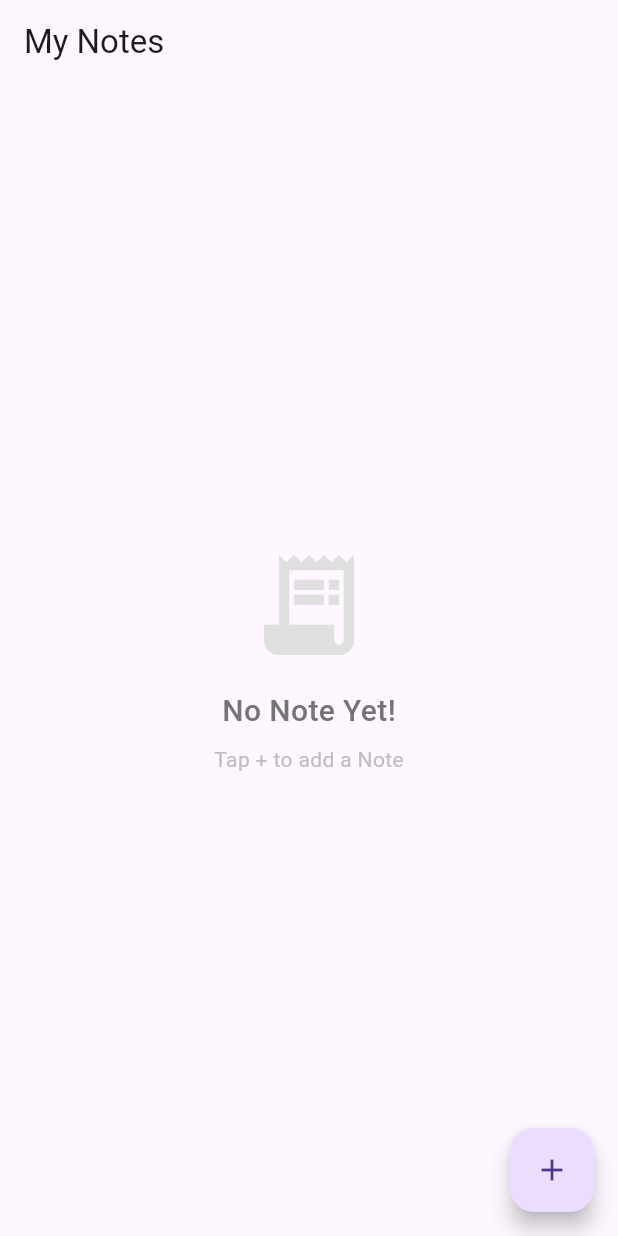
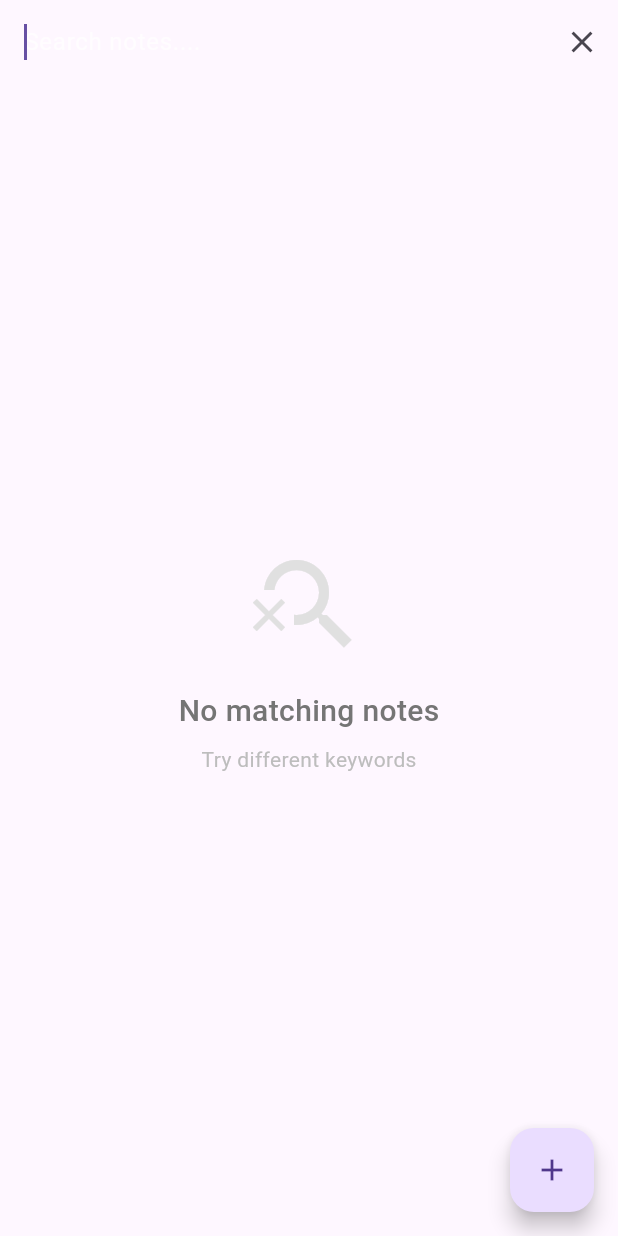
Before and after one commit to ATM-Codes/note_taking_app, a Flutter app: the screen it shows after launch, on a phone screen of 412 x 824 dp. Run offline on Flutter 3.47's test engine with Material 3 defaults, Android fonts, the phone set to English and light mode, and no system bars; our stand-ins replace sqflite; accounts and stored records are empty.

Commit message:
feat: add real-time search functionality with filter by title and content

```diff
--- a/lib/screens/home_screen.dart
+++ b/lib/screens/home_screen.dart
@@ -13,7 +13,10 @@ class HomeScreen extends StatefulWidget {
 class _HomeScreenState extends State<HomeScreen> {
   final DatabaseHelper _dbHelper = DatabaseHelper.instance;
   List<Note> _notes = [];
+  List<Note> _filteredNotes = [];
   bool _isLoading = true;
+  bool _isSearching = true;
+  final _searchController = TextEditingController();
 
   @override
   void initState() {
@@ -22,13 +25,43 @@ class _HomeScreenState extends State<HomeScreen> {
     _loadNotes();
   }
 
+  @override
+  void dispose() {
+    _searchController.dispose();
+    super.dispose();
+  }
+
   Future<void> _loadNotes() async {
     setState(() => _isLoading = true);
     final notes = await _dbHelper.getAllNotes();
 
     setState(() {
       _notes = notes;
+      _filteredNotes = notes;
       _isLoading = false;
+    });
+  }
+
+  void _searchNotes(String query) {
+    if (query.isEmpty) {
+      setState(() {
+        _filteredNotes = _notes;
+      });
+      return;
+    }
+
+    final filtered =
+        _notes.where((note) {
+          final titleLower = note.title.toLowerCase();
+          final contentLower = note.content.toLowerCase();
+          final searchLower = query.toLowerCase();
+
+          return titleLower.contains(searchLower) ||
+              contentLower.contains(searchLower);
+        }).toList();
+
+    setState(() {
+      _filteredNotes = filtered;
     });
   }
 
@@ -47,19 +80,52 @@ class _HomeScreenState extends State<HomeScreen> {
         },
         child: Icon(Icons.add),
       ),
-      appBar: AppBar(title: const Text("My Notes")),
+      appBar: AppBar(
+        title:
+            _isSearching
+                ? TextField(
+                  controller: _searchController,
+                  autofocus: true,
+                  decoration: InputDecoration(
+                    hintText: 'Search notes....',
+                    border: InputBorder.none,
+                    hintStyle: TextStyle(color: Colors.white70),
+                  ),
+                  style: TextStyle(color: Colors.black),
+                  onChanged: _searchNotes,
+                )
+                : Text('My Notes'),
+        actions: [
+          IconButton(
+            icon: Icon(_isSearching ? Icons.close : Icons.search),
+            onPressed: () {
+              setState(() {
+                _isSearching = !_isSearching;
+                if (!_isSearching) {
+                  _searchController.clear();
+                  _filteredNotes = _notes;
+                }
+              });
+            },
+          ),
+        ],
+      ),
       body:
           _isLoading
               ? Center(child: CircularProgressIndicator())
-              : _notes.isEmpty
+              : _filteredNotes.isEmpty
               ? Center(
                 child: Column(
                   mainAxisAlignment: MainAxisAlignment.center,
                   children: [
-                    Icon(Icons.receipt_long, size: 80, color: Colors.grey[300]),
+                    Icon(
+                      _isSearching ? Icons.search_off : Icons.note,
+                      size: 80,
+                      color: Colors.grey[300],
+                    ),
                     SizedBox(height: 16),
                     Text(
-                      "No Note Yet!",
+                      _isSearching ? 'No matching notes' : "No Note Yet!",
                       style: TextStyle(
                         fontSize: 20,
                         color: Colors.grey[600],
@@ -68,16 +134,18 @@ class _HomeScreenState extends State<HomeScreen> {
                     ),
                     SizedBox(height: 8),
                     Text(
-                      "Tap + to add a Note",
+                      _isSearching
+                          ? 'Try different keywords'
+                          : "Tap + to add a Note",
                       style: TextStyle(fontSize: 14, color: Colors.grey[400]),
                     ),
                   ],
                 ),
               )
               : ListView.builder(
-                itemCount: _notes.length,
+                itemCount: _filteredNotes.length,
                 itemBuilder: (context, index) {
-                  final note = _notes[index];
+                  final note = _filteredNotes[index];
                   return Dismissible(
                     key: Key(note.id.toString()),
                     direction: DismissDirection.endToStart,
```
